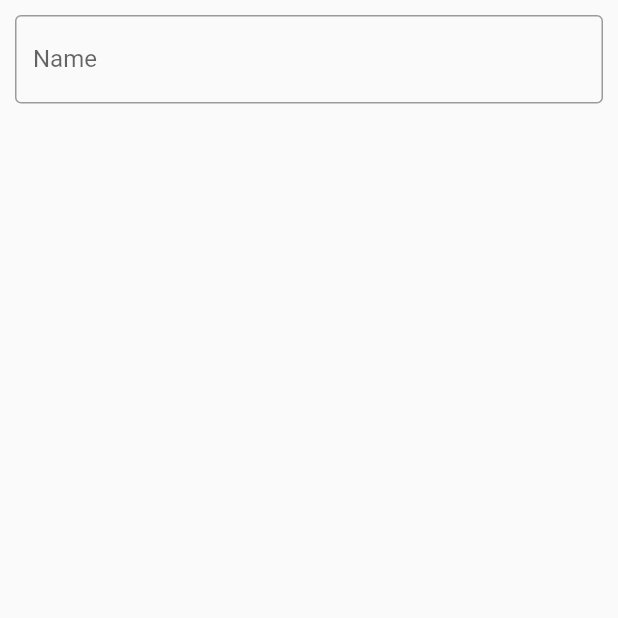
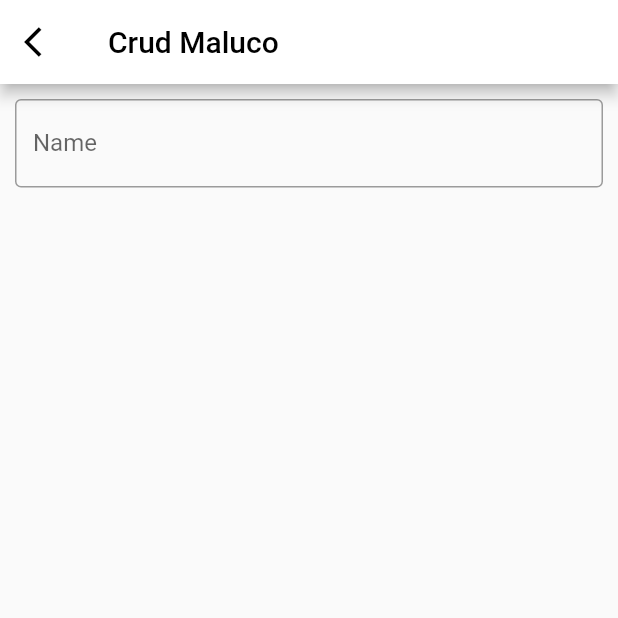
Before and after one commit to LucasPitol/CrudMaluco, a Flutter app: the screen it shows after launch, after a tap on the "add" icon, on a phone screen of 412 x 824 dp, the top half of it. Run offline on Flutter 3.47's test engine with Material 2 defaults, Android fonts, the phone set to English and light mode, and no system bars; our stand-ins replace cloud_firestore; accounts and stored records are empty.

Commit message:
CD-DEV-7 tarefa 2 refactor

```diff
--- a/flutterApp/crud_maluco_app/lib/add_client_component.dart
+++ b/flutterApp/crud_maluco_app/lib/add_client_component.dart
@@ -1,9 +1,26 @@
+import 'package:crud_maluco_app/main.dart';
 import 'package:flutter/material.dart';
 
 class AddClientComponent extends MaterialPageRoute<String> {
   AddClientComponent()
       : super(builder: (BuildContext context) {
           return Scaffold(
+            appBar: AppBar(
+              backgroundColor: Colors.white,
+              title: Text(
+                'Crud Maluco',
+                style: TextStyle(color: Colors.black),
+              ),
+              leading: GestureDetector(
+                onTap: () {
+                  Navigator.pop(context);
+                },
+                child: Icon(
+                  Icons.arrow_back_ios,
+                  color: Colors.black,
+                ),
+              ),
+            ),
             body: Column(
               children: <Widget>[
                 Container(
```
